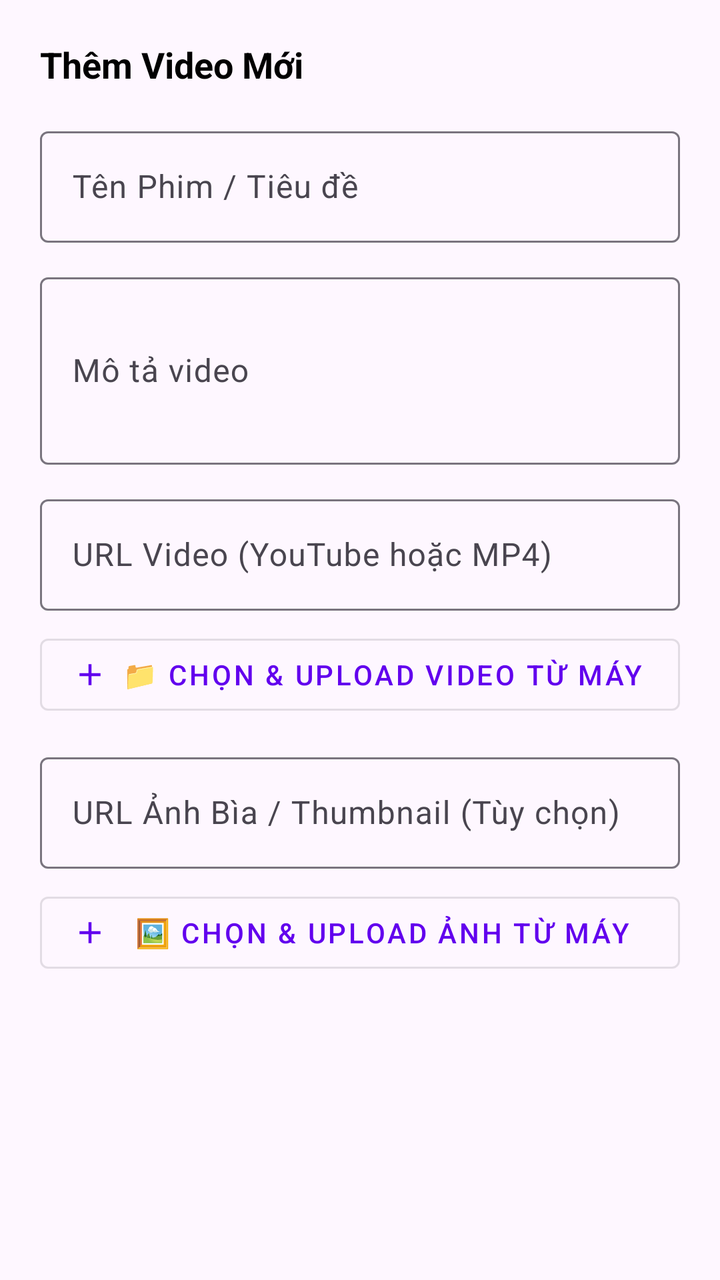
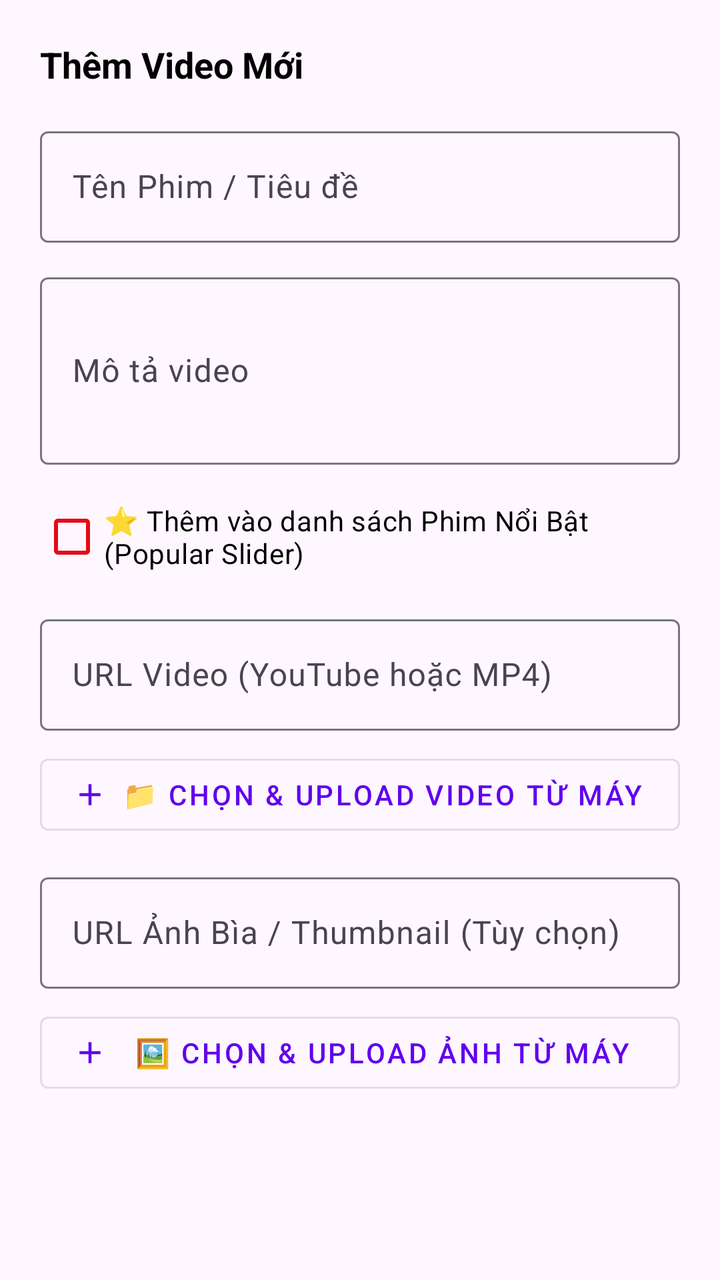

Screens rendered from an Android XML layout before and after an edit, with the pre-edit source and the edit as a unified diff.
<!-- AndroidManifest.xml: application theme Theme.PGCK2 -->
<!-- res/layout/dialog_add_edit_video.xml -->
<?xml version="1.0" encoding="utf-8"?>
<LinearLayout xmlns:android="http://schemas.android.com/apk/res/android"
    xmlns:app="http://schemas.android.com/apk/res-auto"
    android:layout_width="match_parent"
    android:layout_height="wrap_content"
    android:orientation="vertical"
    android:padding="20dp">

    <TextView
        android:id="@+id/tvDialogTitle"
        android:layout_width="match_parent"
        android:layout_height="wrap_content"
        android:layout_marginBottom="16dp"
        android:text="Thêm Video Mới"
        android:textColor="@android:color/black"
        android:textSize="18sp"
        android:textStyle="bold" />

    
    <com.google.android.material.textfield.TextInputLayout
        android:layout_width="match_parent"
        android:layout_height="wrap_content"
        android:layout_marginBottom="12dp"
        android:hint="Tên Phim / Tiêu đề">

        <com.google.android.material.textfield.TextInputEditText
            android:id="@+id/etDialogTitle"
            android:layout_width="match_parent"
            android:layout_height="wrap_content"
            android:inputType="textCapWords" />

    </com.google.android.material.textfield.TextInputLayout>

    
    <com.google.android.material.textfield.TextInputLayout
        android:layout_width="match_parent"
        android:layout_height="wrap_content"
        android:layout_marginBottom="12dp"
        android:hint="Mô tả video">

        <com.google.android.material.textfield.TextInputEditText
            android:id="@+id/etDialogDescription"
            android:layout_width="match_parent"
            android:layout_height="wrap_content"
            android:inputType="textMultiLine"
            android:lines="3" />

    </com.google.android.material.textfield.TextInputLayout>

    
    <com.google.android.material.textfield.TextInputLayout
        android:layout_width="match_parent"
        android:layout_height="wrap_content"
        android:layout_marginBottom="8dp"
        android:hint="URL Video (YouTube hoặc MP4)">

        <com.google.android.material.textfield.TextInputEditText
            android:id="@+id/etDialogVideoUrl"
            android:layout_width="match_parent"
            android:layout_height="wrap_content"
            android:inputType="textUri" />

    </com.google.android.material.textfield.TextInputLayout>

    
    <com.google.android.material.button.MaterialButton
        android:id="@+id/btnPickVideo"
        style="@style/Widget.MaterialComponents.Button.OutlinedButton"
        android:layout_width="match_parent"
        android:layout_height="wrap_content"
        android:layout_marginBottom="12dp"
        android:text="📁 Chọn &amp; Upload Video từ máy"
        android:textColor="@color/design_default_color_primary"
        app:icon="@drawable/ic_add"
        app:iconTint="@color/design_default_color_primary" />

    
    <com.google.android.material.textfield.TextInputLayout
        android:layout_width="match_parent"
        android:layout_height="wrap_content"
        android:layout_marginBottom="8dp"
        android:hint="URL Ảnh Bìa / Thumbnail (Tùy chọn)">

        <com.google.android.material.textfield.TextInputEditText
            android:id="@+id/etDialogThumbnailUrl"
            android:layout_width="match_parent"
            android:layout_height="wrap_content"
            android:inputType="textUri" />

    </com.google.android.material.textfield.TextInputLayout>

    
    <com.google.android.material.button.MaterialButton
        android:id="@+id/btnPickImage"
        style="@style/Widget.MaterialComponents.Button.OutlinedButton"
        android:layout_width="match_parent"
        android:layout_height="wrap_content"
        android:layout_marginBottom="16dp"
        android:text="🖼️ Chọn &amp; Upload Ảnh từ máy"
        android:textColor="@color/design_default_color_primary"
        app:icon="@drawable/ic_add"
        app:iconTint="@color/design_default_color_primary" />

</LinearLayout>
<!-- resources referenced by this layout -->
<resources>
  <!-- drawable ic_add (drawable) -->
  <vector xmlns:android="http://schemas.android.com/apk/res/android"
      android:width="24dp"
      android:height="24dp"
      android:viewportWidth="24"
      android:viewportHeight="24">
    <path
        android:fillColor="@android:color/white"
        android:pathData="M19,13h-6v6h-2v-6H5v-2h6V5h2v6h6v2z"/>
  </vector>
  <style name="Theme.PGCK2" parent="Base.Theme.PGCK2" />
  <style name="Base.Theme.PGCK2" parent="Theme.Material3.DayNight.NoActionBar">
          
          
      </style>
</resources>

<!-- the commit's change to res/layout/dialog_add_edit_video.xml (unified diff, before → after) -->
@@ -46,6 +46,17 @@
             android:lines="3" />
 
     </com.google.android.material.textfield.TextInputLayout>
+
+    
+    <com.google.android.material.checkbox.MaterialCheckBox
+        android:id="@+id/cbIsPopular"
+        android:layout_width="match_parent"
+        android:layout_height="wrap_content"
+        android:layout_marginBottom="12dp"
+        android:text="⭐ Thêm vào danh sách Phim Nổi Bật (Popular Slider)"
+        android:textColor="@android:color/black"
+        android:textSize="14sp"
+        app:buttonTint="#E50914" />
 
     
     <com.google.android.material.textfield.TextInputLayout
